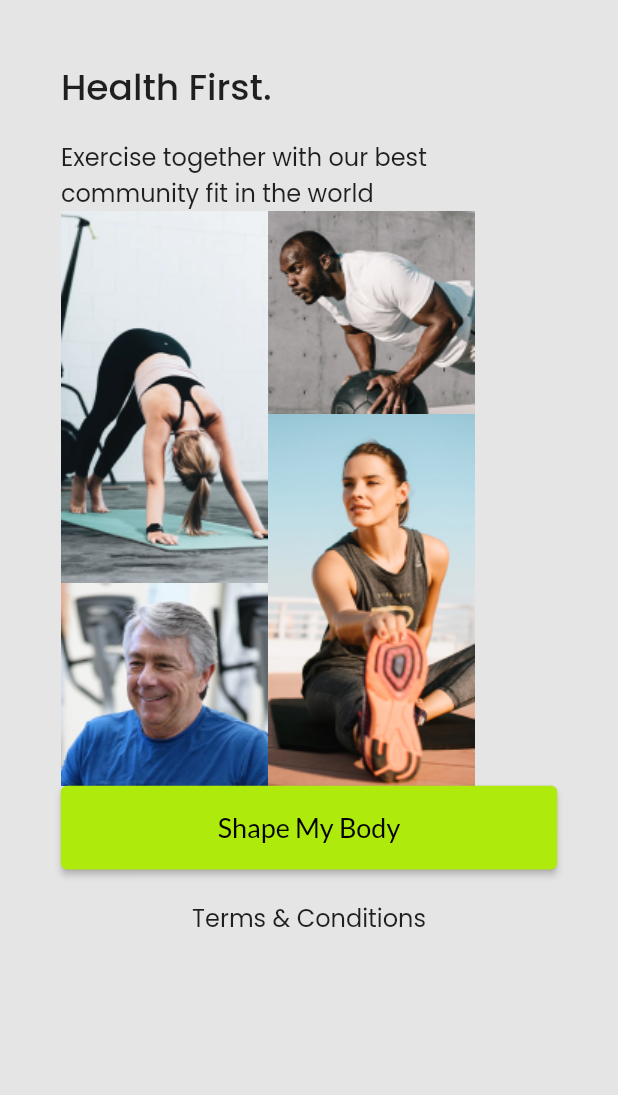
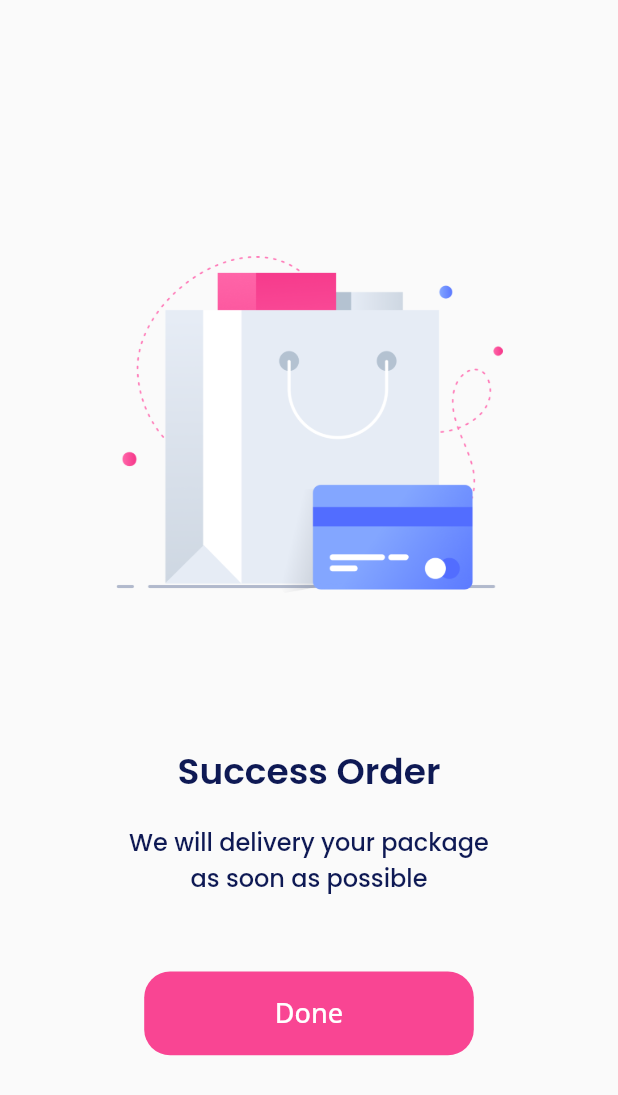
Before and after one commit to agpprastyo/sevendaysbwa, a Flutter app: the screen it shows after launch, on a phone screen of 412 x 824 dp. Shown: the top 1095 px of the screen. Run offline on Flutter 3.47's test engine with Material 2 defaults, Android fonts, the phone set to English and light mode, and no system bars; drawn by our look-alikes of auto_size_text; our stand-ins replace gap, google_fonts.

Commit message:
first empty state

```diff
--- a/lib/main.dart
+++ b/lib/main.dart
@@ -1,6 +1,9 @@
 import 'package:flutter/material.dart';
+import 'package:sevendaysbwa/screen/empty_state_screen/first_empty_state_screen.dart';
 import 'package:sevendaysbwa/screen/get_staerted_screen/first_get_started_screen.dart';
 import 'package:sevendaysbwa/screen/get_staerted_screen/second_get_started_screen.dart';
+import 'package:sevendaysbwa/screen/sign_in_screen/first_sign_in_screen.dart';
+import 'package:sevendaysbwa/screen/sign_in_screen/second_sign_in_screen.dart';
 import 'package:sevendaysbwa/screen/splash_screen/first_splash_screen.dart';
 import 'package:sevendaysbwa/screen/splash_screen/second_splash_screen.dart';
 
@@ -19,7 +22,7 @@ class MyApp extends StatelessWidget {
       theme: ThemeData(
         primarySwatch: Colors.blue,
       ),
-      home: const SecondGetStartedScreen(),
+      home: const FirstEmptyStateScreen(),
     );
   }
 }
--- /dev/null
+++ b/lib/screen/empty_state_screen/first_empty_state_screen.dart
@@ -0,0 +1,63 @@
+import 'package:auto_size_text/auto_size_text.dart';
+import 'package:flutter/material.dart';
+import 'package:gap/gap.dart';
+import 'package:google_fonts/google_fonts.dart';
+
+class FirstEmptyStateScreen extends StatelessWidget {
+  const FirstEmptyStateScreen({Key? key}) : super(key: key);
+
+  @override
+  Widget build(BuildContext context) {
+    double width = MediaQuery.of(context).size.width / 375;
+    double height = MediaQuery.of(context).size.height / 812;
+    return Scaffold(
+      body: Column(
+        mainAxisAlignment: MainAxisAlignment.center,
+        children: [
+          Container(
+            padding: EdgeInsets.only(
+                top: height * 148, left: width * 70, right: width * 70),
+            child: Image.asset("assets/empty_illustration.png"),
+          ),
+          Gap(height * 100),
+          AutoSizeText(
+            "Success Order",
+            style: GoogleFonts.poppins(
+                fontSize: 24,
+                fontWeight: FontWeight.w600,
+                color: const Color(0xFF0e1954)),
+          ),
+          Gap(height * 16),
+          AutoSizeText(
+            "We will delivery your package\nas soon as possible",
+            textAlign: TextAlign.center,
+            style: GoogleFonts.poppins(
+              fontSize: 16,
+              fontWeight: FontWeight.w500,
+              color: const Color(0xFF0e1954),
+            ),
+          ),
+          Gap(height * 50),
+          Container(
+            width: width * 200,
+            height: height * 55,
+            decoration: BoxDecoration(
+                borderRadius: BorderRadius.circular(height * 17),
+                color: const Color(0xFFf94593)),
+            child: TextButton(
+              onPressed: () {},
+              child: AutoSizeText(
+                "Done",
+                style: GoogleFonts.openSans(
+                    fontSize: 18,
+                    fontWeight: FontWeight.w500,
+                    color: Colors.white),
+              ),
+            ),
+          ),
+          Gap(height * 100)
+        ],
+      ),
+    );
+  }
+}
--- a/lib/screen/get_staerted_screen/first_get_started_screen.dart
+++ b/lib/screen/get_staerted_screen/first_get_started_screen.dart
@@ -41,7 +41,7 @@ class FirstGetStartedScreen extends StatelessWidget {
                 ),
                 Gap(height * 50),
                 Container(
-                    width: width * 80,
+                    width: height * 80,
                     height: height * 80,
                     decoration: BoxDecoration(
                         color: Color(0xFF877BFB),
```
Also changed, not shown: lib/screen/get_staerted_screen/second_get_started_screen.dart (+25 -8 lines), lib/screen/sign_in_screen/first_sign_in_screen.dart (added, +200 -0 lines), lib/screen/sign_in_screen/second_sign_in_screen.dart (added, +142 -0 lines).
